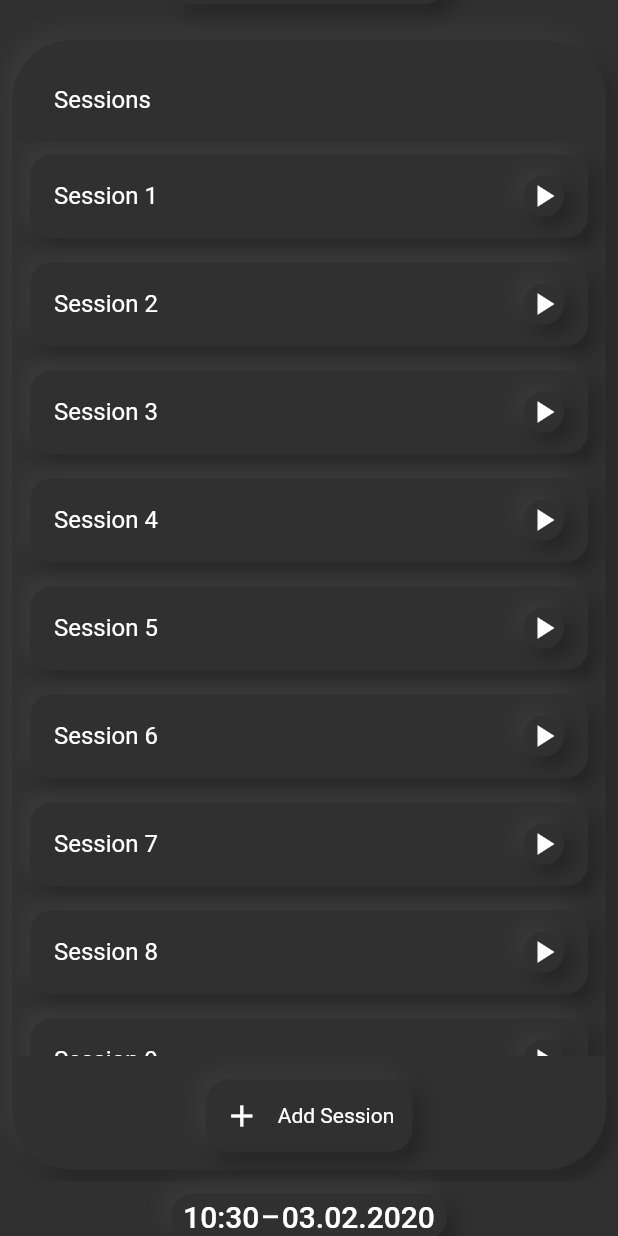
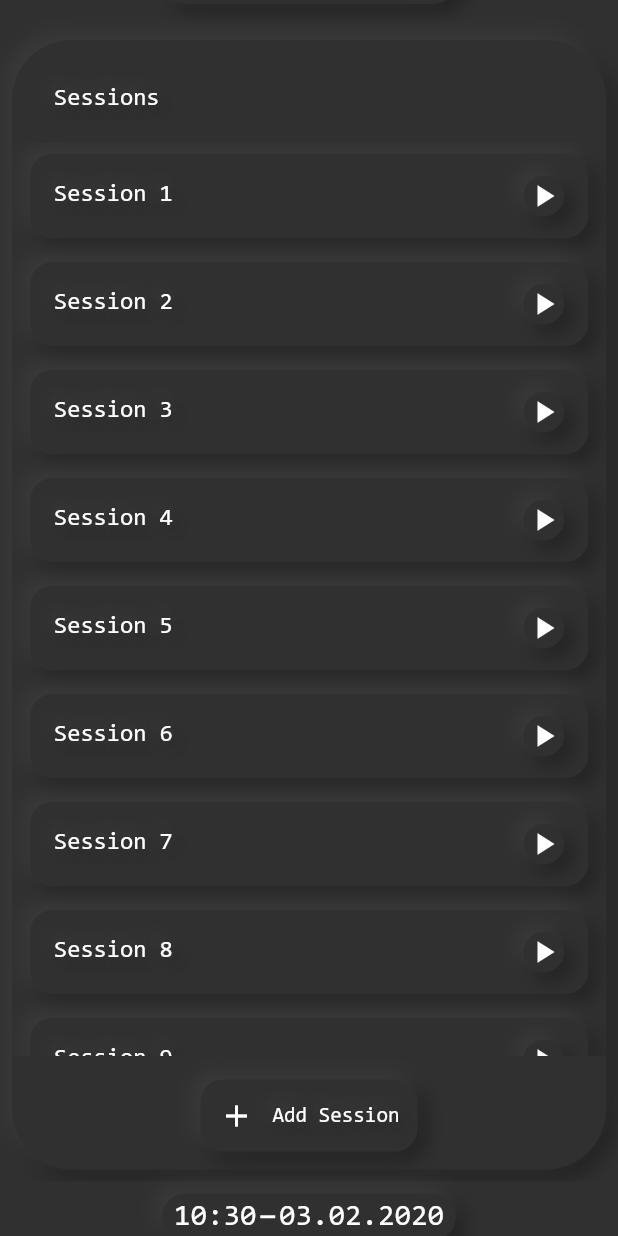
Before and after one commit to bierbaumtim/focus_timer, a Flutter app: the screen it shows after launch, scrolled down 1152 dp, on a phone screen of 412 x 824 dp. Run offline on Flutter 3.47's test engine with Material 2 defaults, Android fonts, the phone set to English and light mode, and no system bars; drawn by our look-alikes of auto_animated; our stand-ins replace auto_size_text, dartx, equatable, flutter_icons, hive, hive_flutter and 3 more; missing offline and left inert: copy_with_annotation, mockito; accounts and stored records are empty; generated files the repository leaves out were written again.

Commit message:
added TextStyles for dark and light with consolas font

```diff
--- a/lib/constants/theme_constants.dart
+++ b/lib/constants/theme_constants.dart
@@ -36,10 +36,15 @@ ThemeData get lightTheme => ThemeData(
         color: kSoftLightTextColor,
       ),
       textTheme: TextTheme(
-        title: TextStyle(
-          shadows: lightTextShadow,
-          color: kSoftLightTextColor,
-        ),
+        title: lightTextStyle,
+        subtitle: lightTextStyle,
+        subhead: lightTextStyle,
+        button: lightTextStyle,
+        caption: lightTextStyle,
+        overline: lightTextStyle,
+        headline: lightTextStyle,
+        body1: lightTextStyle,
+        body2: lightTextStyle,
       ),
       sliderTheme: SliderThemeData(
         activeTrackColor: kSoftLightTextColor,
@@ -59,10 +64,15 @@ ThemeData get darkTheme => ThemeData(
         color: kSoftDarkTextColor,
       ),
       textTheme: TextTheme(
-        title: TextStyle(
-          shadows: darkTextShadow,
-          color: kSoftDarkTextColor,
-        ),
+        title: darkTextStyle,
+        subtitle: darkTextStyle,
+        subhead: darkTextStyle,
+        button: darkTextStyle,
+        caption: darkTextStyle,
+        overline: darkTextStyle,
+        headline: darkTextStyle,
+        body1: darkTextStyle,
+        body2: darkTextStyle,
       ),
       sliderTheme: SliderThemeData(
         activeTrackColor: kSoftDarkTextColor,
@@ -74,3 +84,15 @@ ThemeData get darkTheme => ThemeData(
         overlayColor: kSoftDarkTextColor.withAlpha(0x1f),
       ),
     );
+
+TextStyle lightTextStyle = TextStyle(
+  shadows: lightTextShadow,
+  color: kSoftLightTextColor,
+  fontFamily: 'Consolas',
+);
+
+TextStyle darkTextStyle = TextStyle(
+  shadows: darkTextShadow,
+  color: kSoftDarkTextColor,
+  fontFamily: 'Consolas',
+);
```
